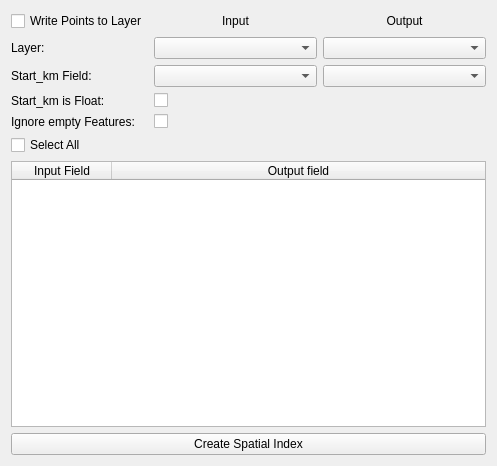
Before: the Qt Designer form ui/SettingsWidget.ui in c-mellueh/qgis_streckenkm, drawn with Qt 5.
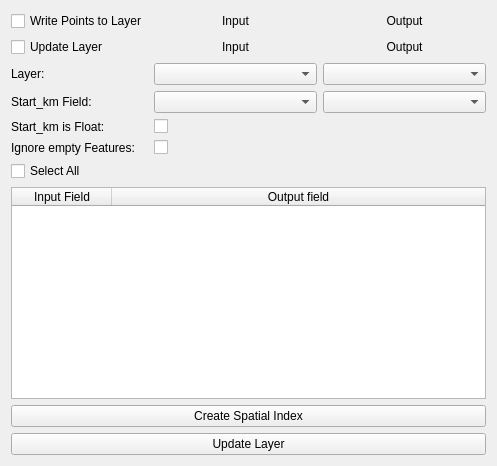
After: the same form once the commit is applied. Custom widgets are drawn as their Qt base class.

Commit message: Create Update Layer Function

Patch:
```diff
--- a/ui/SettingsWidget.ui
+++ b/ui/SettingsWidget.ui
@@ -14,24 +14,143 @@
    <string>Form</string>
   </property>
   <layout class="QGridLayout" name="gridLayout">
-   <item row="4" column="0">
+   <item row="1" column="2">
+    <widget class="QLabel" name="label_output">
+     <property name="text">
+      <string>Output</string>
+     </property>
+     <property name="alignment">
+      <set>Qt::AlignCenter</set>
+     </property>
+    </widget>
+   </item>
+   <item row="3" column="1">
+    <widget class="QgsMapLayerComboBox" name="comboBox_layer">
+     <property name="sizePolicy">
+      <sizepolicy hsizetype="Preferred" vsizetype="Fixed">
+       <horstretch>1</horstretch>
+       <verstretch>0</verstretch>
+      </sizepolicy>
+     </property>
+    </widget>
+   </item>
+   <item row="5" column="2">
+    <widget class="QgsFieldComboBox" name="comboBox_field_output"/>
+   </item>
+   <item row="1" column="0">
+    <widget class="QCheckBox" name="checkBox_save_points">
+     <property name="text">
+      <string>Write Points to Layer</string>
+     </property>
+    </widget>
+   </item>
+   <item row="7" column="0">
+    <widget class="QLabel" name="label_ignore_empty">
+     <property name="text">
+      <string>Ignore empty Features:</string>
+     </property>
+    </widget>
+   </item>
+   <item row="6" column="0">
+    <widget class="QLabel" name="label_is_float">
+     <property name="text">
+      <string>Start_km is Float:</string>
+     </property>
+    </widget>
+   </item>
+   <item row="3" column="2">
+    <widget class="QgsMapLayerComboBox" name="comboBox_layer_output">
+     <property name="sizePolicy">
+      <sizepolicy hsizetype="Preferred" vsizetype="Fixed">
+       <horstretch>1</horstretch>
+       <verstretch>0</verstretch>
+      </sizepolicy>
+     </property>
+    </widget>
+   </item>
+   <item row="1" column="1">
+    <widget class="QLabel" name="label_input">
+     <property name="text">
+      <string>Input</string>
+     </property>
+     <property name="alignment">
+      <set>Qt::AlignCenter</set>
+     </property>
+    </widget>
+   </item>
+   <item row="5" column="0">
     <widget class="QLabel" name="label_field">
      <property name="text">
       <string>Start_km Field:</string>
      </property>
     </widget>
    </item>
+   <item row="3" column="0">
+    <widget class="QLabel" name="label_layer">
+     <property name="text">
+      <string>Layer:</string>
+     </property>
+    </widget>
+   </item>
+   <item row="2" column="0">
+    <widget class="QCheckBox" name="checkBox_update_layer">
+     <property name="text">
+      <string>Update Layer</string>
+     </property>
+    </widget>
+   </item>
+   <item row="2" column="1">
+    <widget class="QLabel" name="label_input_2">
+     <property name="text">
+      <string>Input</string>
+     </property>
+     <property name="alignment">
+      <set>Qt::AlignCenter</set>
+     </property>
+    </widget>
+   </item>
+   <item row="5" column="1">
+    <widget class="QgsFieldComboBox" name="comboBox_field"/>
+   </item>
+   <item row="7" column="1" colspan="2">
+    <widget class="QCheckBox" name="checkBox_ignore_empty">
+     <property name="text">
+      <string/>
+     </property>
+    </widget>
+   </item>
    <item row="2" column="2">
-    <widget class="QgsMapLayerComboBox" name="comboBox_layer_output">
-     <property name="sizePolicy">
-      <sizepolicy hsizetype="Preferred" vsizetype="Fixed">
-       <horstretch>1</horstretch>
-       <verstretch>0</verstretch>
-      </sizepolicy>
+    <widget class="QLabel" name="label_output_2">
+     <property name="text">
+      <string>Output</string>
      </property>
+     <property name="alignment">
+      <set>Qt::AlignCenter</set>
+     </property>
     </widget>
    </item>
-   <item row="9" column="0" colspan="3">
+   <item row="13" column="0" colspan="3">
+    <widget class="QPushButton" name="pushButton">
+     <property name="text">
+      <string>Create Spatial Index</string>
+     </property>
+    </widget>
+   </item>
+   <item row="6" column="1" colspan="2">
+    <widget class="QCheckBox" name="checkBox_is_float">
+     <property name="text">
+      <string/>
+     </property>
+    </widget>
+   </item>
+   <item row="8" column="0" colspan="3">
+    <widget class="QCheckBox" name="checkBox_select_all">
+     <property name="text">
+      <string>Select All</string>
+     </property>
+    </widget>
+   </item>
+   <item row="10" column="0" colspan="3">
     <widget class="QTableWidget" name="tableWidget">
      <attribute name="horizontalHeaderStretchLastSection">
       <bool>true</bool>
@@ -51,95 +170,13 @@
      </column>
     </widget>
    </item>
-   <item row="5" column="0">
-    <widget class="QLabel" name="label_is_float">
+   <item row="14" column="0" colspan="3">
+    <widget class="QPushButton" name="button_update_layer">
      <property name="text">
-      <string>Start_km is Float:</string>
+      <string>Update Layer</string>
      </property>
-    </widget>
-   </item>
-   <item row="2" column="1">
-    <widget class="QgsMapLayerComboBox" name="comboBox_layer">
-     <property name="sizePolicy">
-      <sizepolicy hsizetype="Preferred" vsizetype="Fixed">
-       <horstretch>1</horstretch>
-       <verstretch>0</verstretch>
-      </sizepolicy>
-     </property>
-    </widget>
-   </item>
-   <item row="6" column="0">
-    <widget class="QLabel" name="label_ignore_empty">
-     <property name="text">
-      <string>Ignore empty Features:</string>
-     </property>
-    </widget>
-   </item>
-   <item row="12" column="0" colspan="3">
-    <widget class="QPushButton" name="pushButton">
-     <property name="text">
-      <string>Create Spatial Index</string>
-     </property>
-    </widget>
-   </item>
-   <item row="4" column="2">
-    <widget class="QgsFieldComboBox" name="comboBox_field_output"/>
-   </item>
-   <item row="4" column="1">
-    <widget class="QgsFieldComboBox" name="comboBox_field"/>
-   </item>
-   <item row="5" column="1" colspan="2">
-    <widget class="QCheckBox" name="checkBox_is_float">
-     <property name="text">
-      <string/>
-     </property>
-    </widget>
-   </item>
-   <item row="7" column="0" colspan="3">
-    <widget class="QCheckBox" name="checkBox_select_all">
-     <property name="text">
-      <string>Select All</string>
-     </property>
-    </widget>
-   </item>
-   <item row="2" column="0">
-    <widget class="QLabel" name="label_layer">
-     <property name="text">
-      <string>Layer:</string>
-     </property>
-    </widget>
-   </item>
-   <item row="6" column="1" colspan="2">
-    <widget class="QCheckBox" name="checkBox_ignore_empty">
-     <property name="text">
-      <string/>
-     </property>
-    </widget>
-   </item>
-   <item row="1" column="0">
-    <widget class="QCheckBox" name="checkBox_save_points">
-     <property name="text">
-      <string>Write Points to Layer</string>
-     </property>
-    </widget>
-   </item>
-   <item row="1" column="1">
-    <widget class="QLabel" name="label_input">
-     <property name="text">
-      <string>Input</string>
-     </property>
-     <property name="alignment">
-      <set>Qt::AlignCenter</set>
-     </property>
-    </widget>
-   </item>
-   <item row="1" column="2">
-    <widget class="QLabel" name="label_output">
-     <property name="text">
-      <string>Output</string>
-     </property>
-     <property name="alignment">
-      <set>Qt::AlignCenter</set>
+     <property name="flat">
+      <bool>false</bool>
      </property>
     </widget>
    </item>
```
The commit also changes 5 other files.
